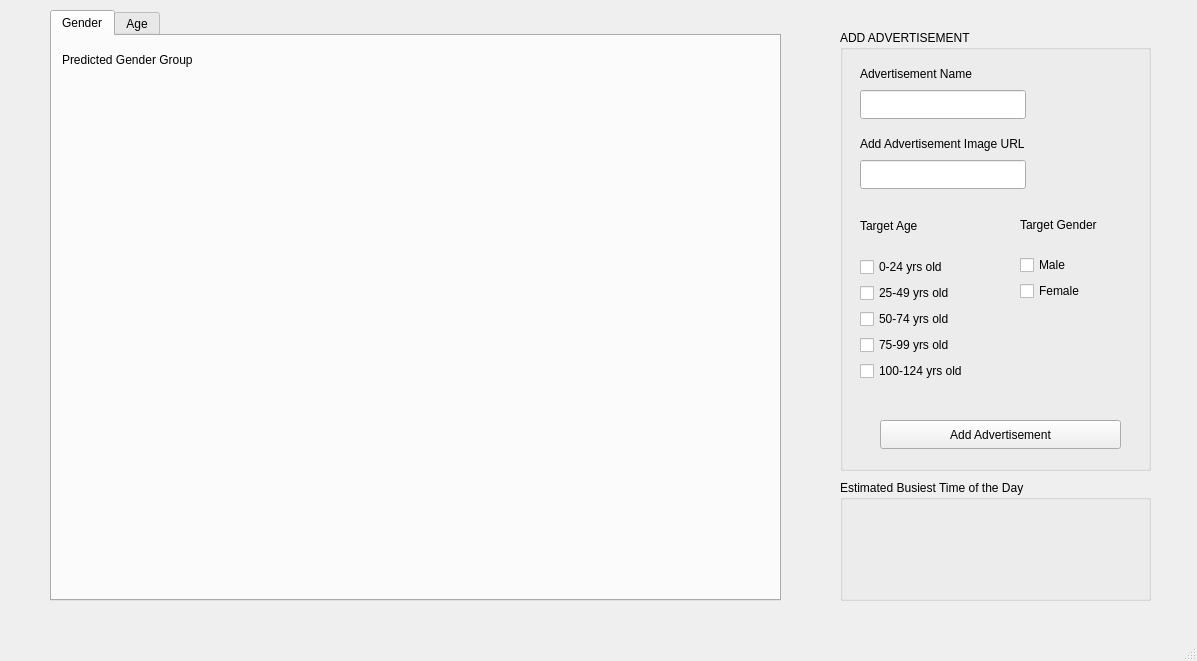
jamesc2000/INTcognito-Advertising, file Ad/mainwindow.ui: the form before one commit.
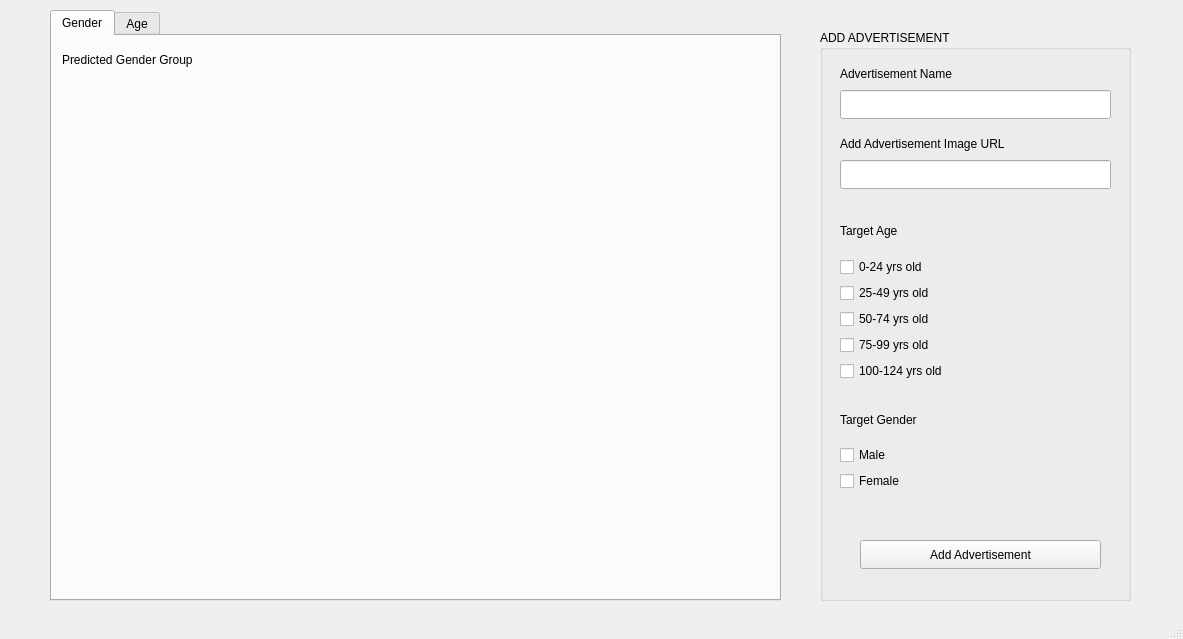
The form after the commit.

Commit message:
Update age chart
p.s. still with mock data

```diff
--- a/Ad/mainwindow.ui
+++ b/Ad/mainwindow.ui
@@ -6,8 +6,8 @@
    <rect>
     <x>0</x>
     <y>0</y>
-    <width>1197</width>
-    <height>661</height>
+    <width>1183</width>
+    <height>639</height>
    </rect>
   </property>
   <property name="windowTitle">
@@ -17,10 +17,10 @@
    <widget class="QGroupBox" name="groupBox">
     <property name="geometry">
      <rect>
-      <x>840</x>
+      <x>820</x>
       <y>30</y>
       <width>311</width>
-      <height>441</height>
+      <height>571</height>
      </rect>
     </property>
     <property name="title">
@@ -44,7 +44,7 @@
       <rect>
        <x>20</x>
        <y>60</y>
-       <width>166</width>
+       <width>271</width>
        <height>29</height>
       </rect>
      </property>
@@ -65,10 +65,10 @@
     <widget class="QWidget" name="verticalLayoutWidget">
      <property name="geometry">
       <rect>
-       <x>180</x>
-       <y>170</y>
+       <x>20</x>
+       <y>370</y>
        <width>112</width>
-       <height>101</height>
+       <height>91</height>
       </rect>
      </property>
      <layout class="QVBoxLayout" name="verticalLayout_2">
@@ -99,9 +99,9 @@
      <property name="geometry">
       <rect>
        <x>20</x>
-       <y>170</y>
+       <y>180</y>
        <width>154</width>
-       <height>181</height>
+       <height>171</height>
       </rect>
      </property>
      <layout class="QVBoxLayout" name="verticalLayout">
@@ -153,7 +153,7 @@
      <property name="geometry">
       <rect>
        <x>40</x>
-       <y>390</y>
+       <y>510</y>
        <width>241</width>
        <height>29</height>
       </rect>
@@ -170,25 +170,12 @@
       <rect>
        <x>20</x>
        <y>130</y>
-       <width>166</width>
+       <width>271</width>
        <height>29</height>
       </rect>
      </property>
     </widget>
    </widget>
-   <widget class="QGroupBox" name="groupBox_3">
-    <property name="geometry">
-     <rect>
-      <x>840</x>
-      <y>480</y>
-      <width>311</width>
-      <height>121</height>
-     </rect>
-    </property>
-    <property name="title">
-     <string>Estimated Busiest Time of the Day</string>
-    </property>
-   </widget>
    <widget class="QTabWidget" name="Predictor">
     <property name="geometry">
      <rect>
```
The commit also changes 1 other file.
